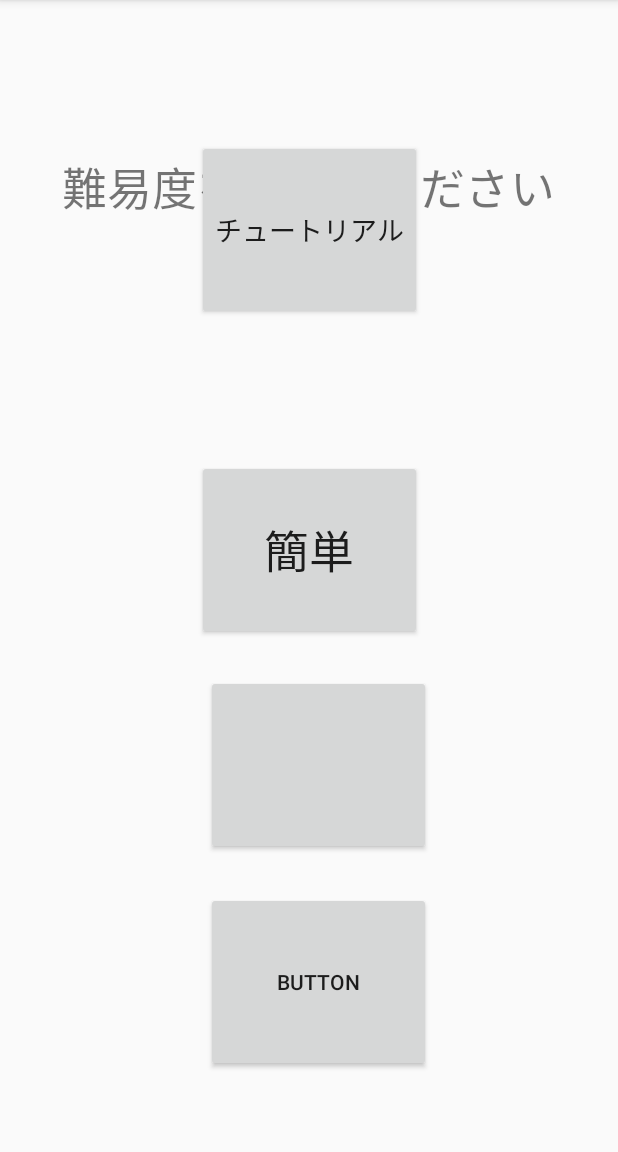
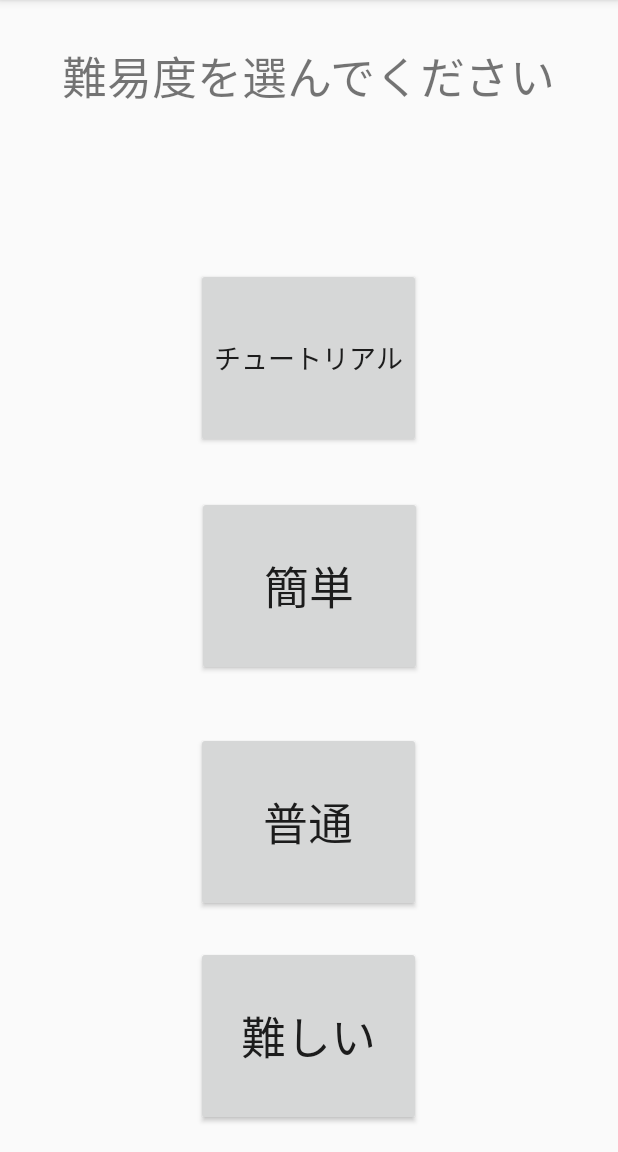
Before and after one commit to konan-pbl-2021/slotgame, an Android app: the select screen opened directly, with no data from a screen before it, on a phone screen of 412 x 824 dp, the part 84-1236 px from its top. Run offline under Robolectric (Android 15) with nearby library versions, the phone set to English and light mode, and no system bars.

Commit message:
一枚目 二枚目 セレクト画面作った

```diff
--- a/app/src/main/res/layout/select.xml
+++ b/app/src/main/res/layout/select.xml
@@ -17,7 +17,7 @@
         app:layout_constraintHorizontal_bias="0.493"
         app:layout_constraintStart_toStartOf="parent"
         app:layout_constraintTop_toTopOf="parent"
-        app:layout_constraintVertical_bias="0.141" />
+        app:layout_constraintVertical_bias="0.039" />
 
     <Button
         android:id="@+id/tutorial"
@@ -25,13 +25,15 @@
         android:layout_height="120dp"
         android:text="チュートリアル"
         android:textSize="18sp"
-        app:layout_constraintBottom_toTopOf="@+id/button2"
+        app:layout_constraintBottom_toTopOf="@+id/select1"
         app:layout_constraintEnd_toEndOf="parent"
+        app:layout_constraintHorizontal_bias="0.498"
         app:layout_constraintStart_toStartOf="parent"
-        app:layout_constraintTop_toTopOf="parent" />
+        app:layout_constraintTop_toBottomOf="@+id/nanido"
+        app:layout_constraintVertical_bias="0.767" />
 
     <Button
-        android:id="@+id/button2"
+        android:id="@+id/select1"
         android:layout_width="150dp"
         android:layout_height="120dp"
         android:text="簡単"
@@ -47,22 +49,25 @@
         android:id="@+id/select2"
         android:layout_width="150dp"
         android:layout_height="120dp"
-        app:layout_constraintBottom_toTopOf="@+id/button4"
+        android:text="普通"
+        android:textSize="30sp"
+        app:layout_constraintBottom_toTopOf="@+id/select3"
         app:layout_constraintEnd_toEndOf="parent"
-        app:layout_constraintHorizontal_bias="0.524"
+        app:layout_constraintHorizontal_bias="0.498"
         app:layout_constraintStart_toStartOf="parent"
         app:layout_constraintTop_toBottomOf="@+id/nanido"
-        app:layout_constraintVertical_bias="0.924" />
+        app:layout_constraintVertical_bias="0.948" />
 
     <Button
-        android:id="@+id/button4"
+        android:id="@+id/select3"
         android:layout_width="150dp"
         android:layout_height="120dp"
-        android:text="Button"
+        android:text="難しい"
+        android:textSize="30sp"
         app:layout_constraintBottom_toBottomOf="parent"
         app:layout_constraintEnd_toEndOf="parent"
-        app:layout_constraintHorizontal_bias="0.524"
+        app:layout_constraintHorizontal_bias="0.498"
         app:layout_constraintStart_toStartOf="parent"
         app:layout_constraintTop_toBottomOf="@+id/nanido"
-        app:layout_constraintVertical_bias="0.894" />
+        app:layout_constraintVertical_bias="0.97" />
 </androidx.constraintlayout.widget.ConstraintLayout>
```
